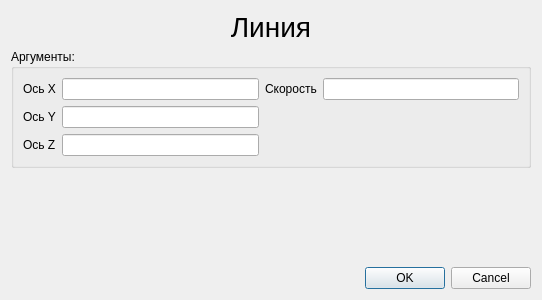
Qt form KAMEditor/gui/commands/linedialog.ui (Xtail96/SML) before a commit.
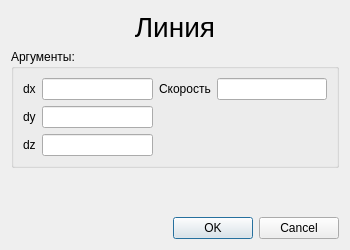
The same form after that commit.

Commit message: Рефакторинг формы для Линии

What changed in the file:
```diff
--- a/KAMEditor/gui/commands/linedialog.ui
+++ b/KAMEditor/gui/commands/linedialog.ui
@@ -6,8 +6,8 @@
    <rect>
     <x>0</x>
     <y>0</y>
-    <width>542</width>
-    <height>300</height>
+    <width>350</width>
+    <height>250</height>
    </rect>
   </property>
   <property name="contextMenuPolicy">
@@ -69,14 +69,14 @@
       <item row="0" column="0">
        <widget class="QLabel" name="xAxisLabel">
         <property name="text">
-         <string>Ось X</string>
+         <string>dx</string>
         </property>
        </widget>
       </item>
       <item row="2" column="0">
        <widget class="QLabel" name="zAxisLabel">
         <property name="text">
-         <string>Ось Z</string>
+         <string>dz</string>
         </property>
        </widget>
       </item>
@@ -92,7 +92,7 @@
       <item row="1" column="0">
        <widget class="QLabel" name="yAxisLabel">
         <property name="text">
-         <string>Ось Y</string>
+         <string>dy</string>
         </property>
        </widget>
       </item>
```
Left out of the diff: 12 changed lines with no effect on the pictures. The commit also changes 1 other file.
